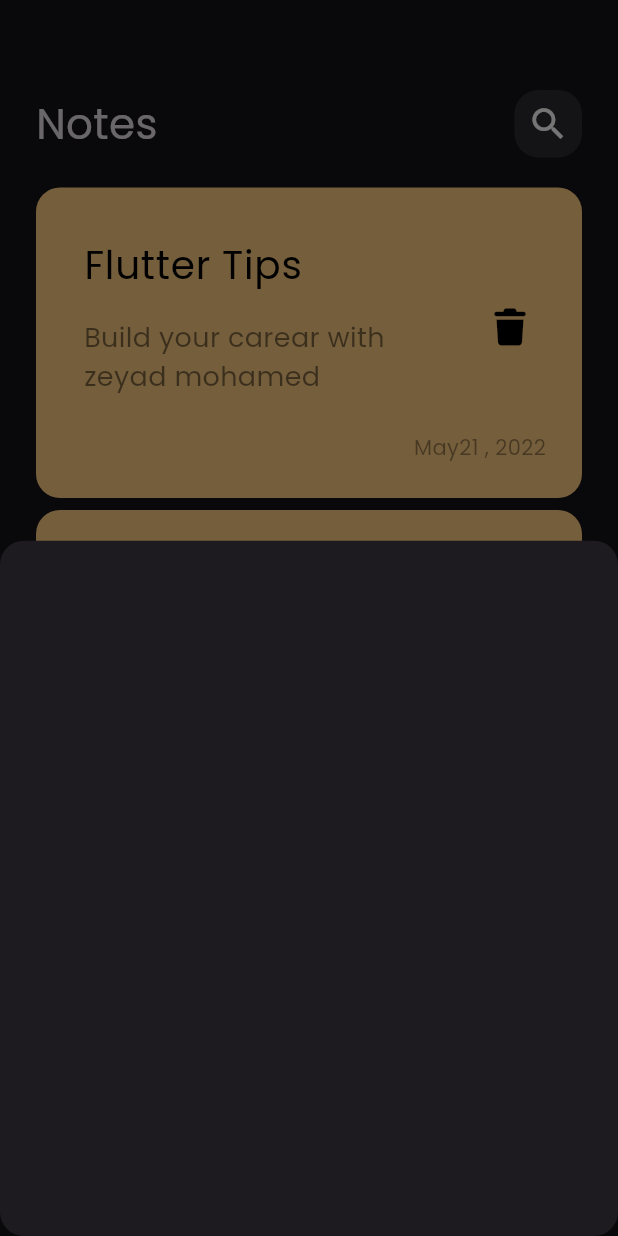
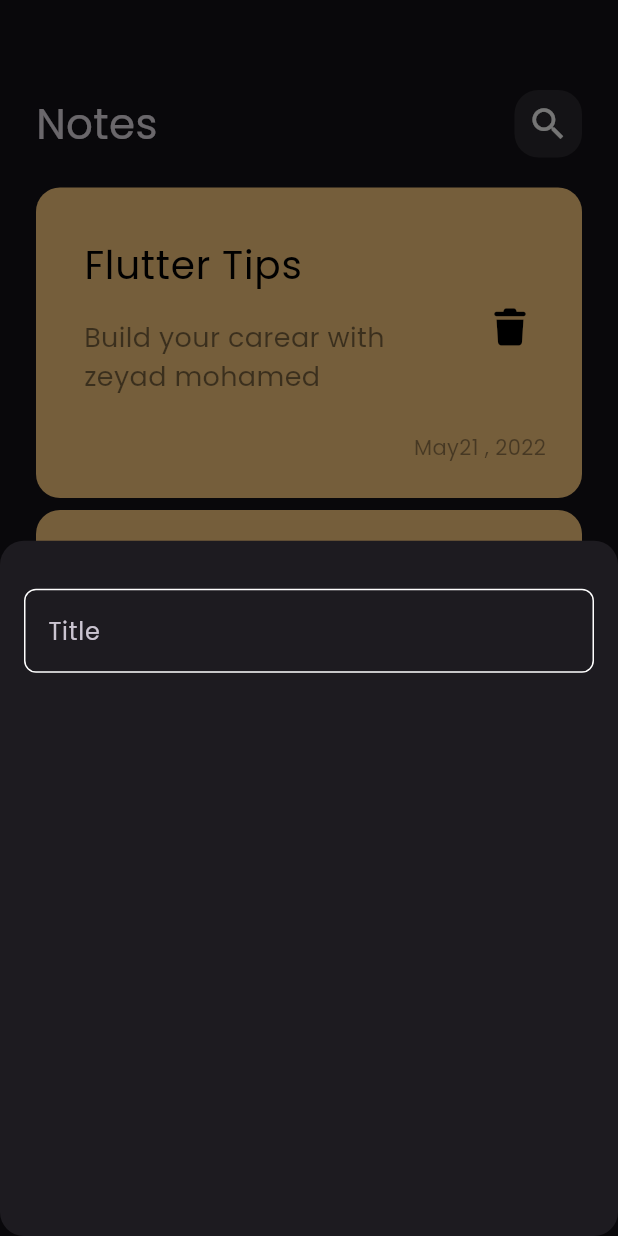
Before and after one commit to zeyadmomo90-crypto/Note_app, a Flutter app: the screen it shows after launch, after a tap on the "add" icon, on a phone screen of 412 x 824 dp. Run offline on Flutter 3.47's test engine with Material 3 defaults, Android fonts, the phone set to English and light mode, and no system bars; our stand-ins replace font_awesome_flutter.

Commit message:
create custom textfield

```diff
--- /dev/null
+++ b/lib/Constance.dart
@@ -0,0 +1,3 @@
+import 'package:flutter/material.dart';
+
+const Kprimarycolor = const Color(0xff62FCD7);
--- /dev/null
+++ b/lib/Views/widgets/Custom_Text_filed.dart
@@ -0,0 +1,26 @@
+import 'package:flutter/material.dart';
+import 'package:test/Constance.dart';
+
+class CustomTextFiled extends StatelessWidget {
+  const CustomTextFiled({super.key});
+
+  @override
+  Widget build(BuildContext context) {
+    return TextField(
+      cursorColor: Kprimarycolor,
+      decoration: InputDecoration(
+        hintText: 'Title',
+        border: BuildBorder(),
+        enabledBorder: BuildBorder(),
+        focusedBorder: BuildBorder(Color: Kprimarycolor),
+      ),
+    );
+  }
+
+  OutlineInputBorder BuildBorder({Color}) {
+    return OutlineInputBorder(
+      borderRadius: BorderRadius.circular(8),
+      borderSide: BorderSide(color: Color ?? Colors.white),
+    );
+  }
+}
--- a/lib/Views/widgets/add_note_bottom_sheet.dart
+++ b/lib/Views/widgets/add_note_bottom_sheet.dart
@@ -1,10 +1,14 @@
 import 'package:flutter/material.dart';
+import 'package:test/Views/widgets/Custom_Text_filed.dart';
 
 class AddNoteButtomSheet extends StatelessWidget {
   const AddNoteButtomSheet({super.key});
 
   @override
   Widget build(BuildContext context) {
-    return Container();
+    return Padding(
+      padding: const EdgeInsets.symmetric(horizontal: 16),
+      child: Column(children: [SizedBox(height: 32), CustomTextFiled()]),
+    );
   }
 }
```
